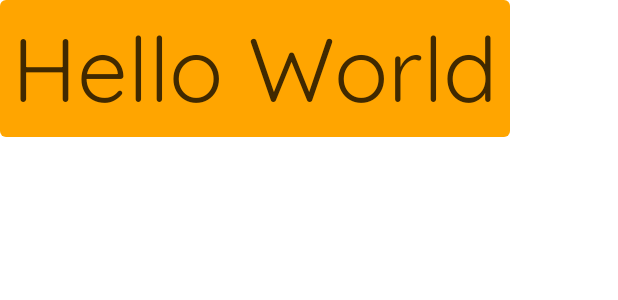
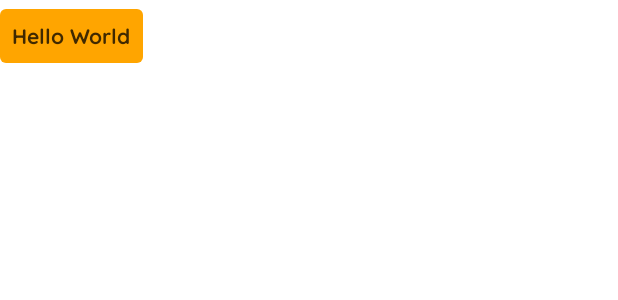
Before and after one commit to KevinSchildhorn/FoToPresenter, an Android app built with Jetpack Compose: the @Preview function DefaultPreview, on a phone screen of 412 x 824 dp. Shown: the top 300 px of the screen. Run offline under Robolectric (Android 15) with nearby library versions, the phone set to English and light mode, and no system bars.

Commit message:
Adding disabled color and fixing font size

```diff
--- a/atomik/src/commonMain/kotlin/me/kevinschildhorn/atomik/color/DefaultColorSet.kt
+++ b/atomik/src/commonMain/kotlin/me/kevinschildhorn/atomik/color/DefaultColorSet.kt
@@ -2,6 +2,8 @@ package me.kevinschildhorn.atomik.color
 
 import me.kevinschildhorn.atomik.color.base.AtomikColor
 import me.kevinschildhorn.atomik.color.base.ColorSet
+
+val disabledColor: AtomikColor = AtomikColor(0xFF888888)
 
 data class DefaultColorSet(
     val primary: AtomikColor,
--- a/common/src/commonMain/kotlin/me/kevinschildhorn/common/design/theme/atomic/DesignAtoms.kt
+++ b/common/src/commonMain/kotlin/me/kevinschildhorn/common/design/theme/atomic/DesignAtoms.kt
@@ -2,6 +2,7 @@ package me.kevinschildhorn.common.design.theme.atomic
 
 import me.kevinschildhorn.atomik.atomic.atoms.TextButtonAtom
 import me.kevinschildhorn.atomik.atomic.atoms.TextViewAtom
+import me.kevinschildhorn.atomik.color.disabledColor
 import me.kevinschildhorn.atomik.typography.base.TypographyType
 import me.kevinschildhorn.common.design.theme.designSystem
 
@@ -17,8 +18,8 @@ object DesignAtoms {
         val primaryButtonAtom = TextButtonAtom(
             textColor = designSystem.colorSet.primaryText,
             color = designSystem.colorSet.primary,
-            disabledColor = designSystem.colorSet.primary,
-            typography = designSystem.typographySet.getTypography(TypographyType.H2),
+            disabledColor = disabledColor,
+            typography = designSystem.typographySet.getTypography(TypographyType.Button),
             fontFamily = designSystem.fontFamily,
         )
     }
```
